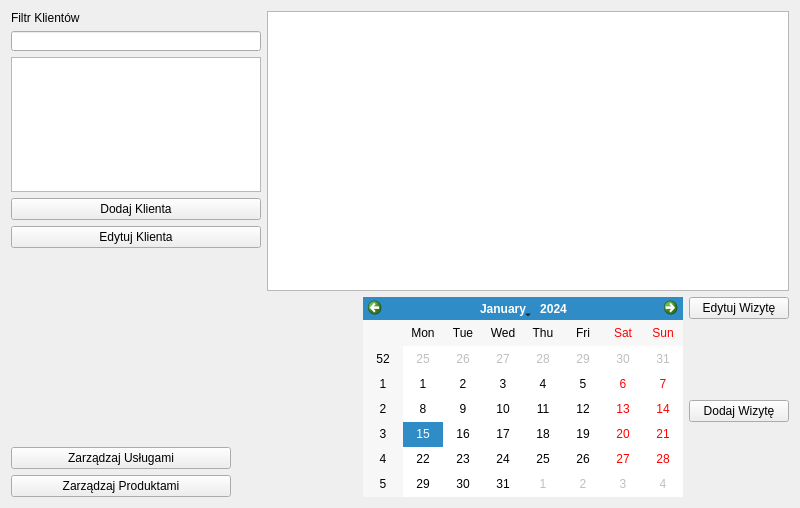
First picture: the form in SalonFryzjerski/mainwindow.ui, repository gapik/BladesArchive, before the edit.
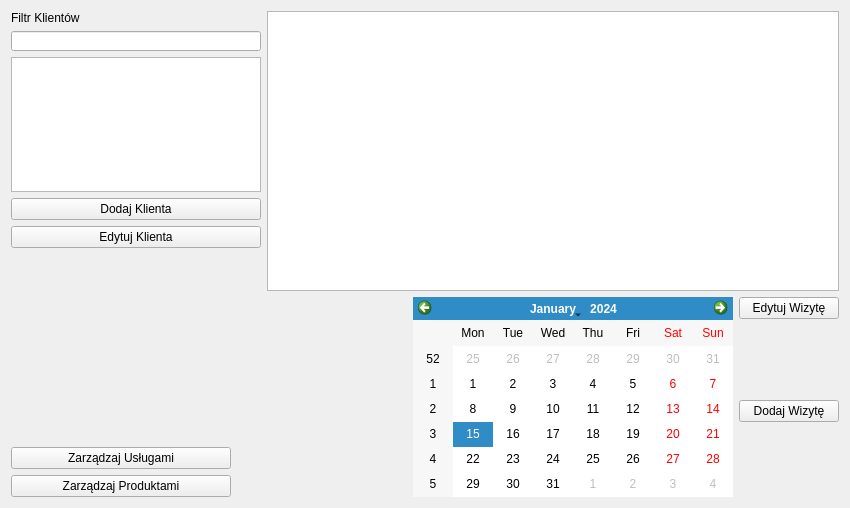
Second picture: the form after the edit.

```diff
--- a/SalonFryzjerski/mainwindow.ui
+++ b/SalonFryzjerski/mainwindow.ui
@@ -6,13 +6,13 @@
    <rect>
     <x>0</x>
     <y>0</y>
-    <width>800</width>
+    <width>850</width>
     <height>508</height>
    </rect>
   </property>
   <property name="minimumSize">
    <size>
-    <width>670</width>
+    <width>770</width>
     <height>400</height>
    </size>
   </property>
```
